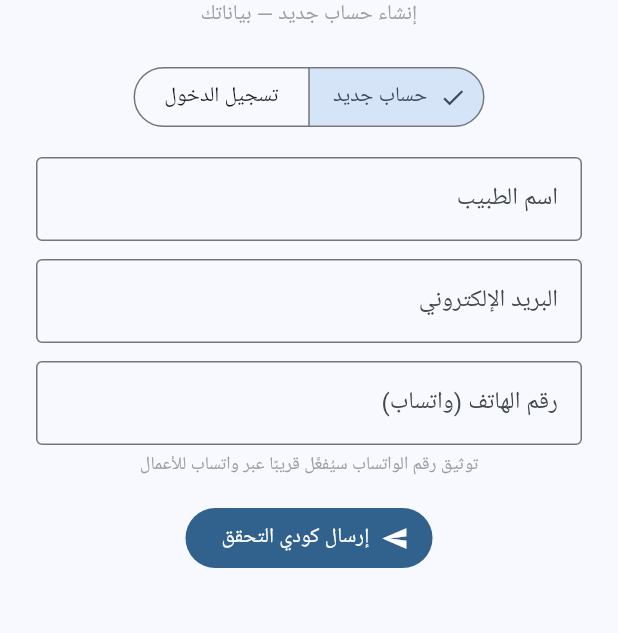
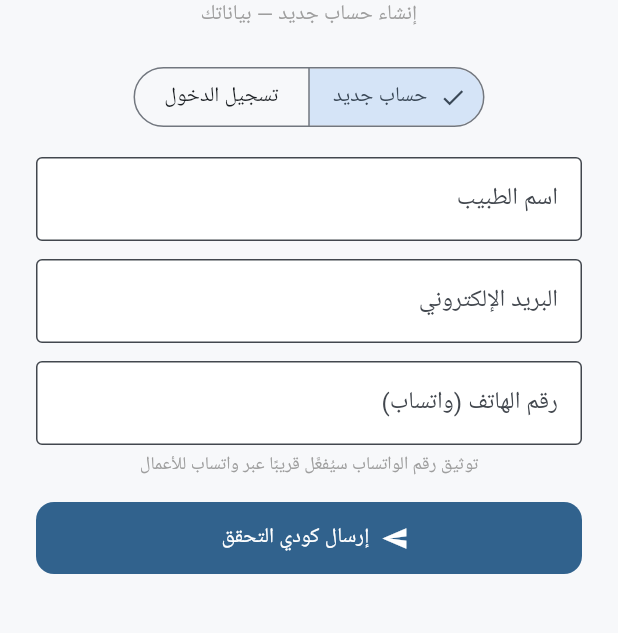
Before and after one commit to dr-mohamed-elatar/iyadati, a Flutter app: the screen it shows after launch, on a phone screen of 412 x 824 dp, the part 407-1040 px from its top. Run offline on Flutter 3.47's test engine with Material 3 defaults, Android fonts, the phone set to English and light mode, and no system bars; our stand-ins replace device_info_plus, google_mobile_ads, sqflite, sqflite_common_ffi, sqflite_common_ffi_web, supabase_flutter; accounts and stored records are empty.

Commit message:
redesign: Material3 themed UI + dashboard home (stats, quick actions, tips); tabs reordered

```diff
--- a/lib/main.dart
+++ b/lib/main.dart
@@ -71,9 +71,35 @@ class IyadatiApp extends StatelessWidget {
     return ChangeNotifierProvider(
       create: (_) => AppState(profile, activated: !needsActivation),
       child: Consumer<AppState>(builder: (ctx, app, __) {
+        final scheme = ColorScheme.fromSeed(seedColor: app.themeColor);
         return MaterialApp(
           title: 'عيادتي',
           debugShowCheckedModeBanner: false,
+          theme: ThemeData(
+            useMaterial3: true,
+            colorScheme: scheme,
+            scaffoldBackgroundColor: const Color(0xFFF7F8FA),
+            appBarTheme: AppBarTheme(
+              centerTitle: true,
+              backgroundColor: scheme.primary,
+              foregroundColor: Colors.white,
+            ),
+            cardTheme: CardThemeData(
+              elevation: 0,
+              shape: RoundedRectangleBorder(borderRadius: BorderRadius.circular(16)),
+            ),
+            inputDecorationTheme: InputDecorationTheme(
+              border: OutlineInputBorder(borderRadius: BorderRadius.circular(12)),
+              filled: true,
+              fillColor: Colors.white,
+            ),
+            filledButtonTheme: FilledButtonThemeData(
+              style: FilledButton.styleFrom(
+                minimumSize: const Size.fromHeight(48),
+                shape: RoundedRectangleBorder(borderRadius: BorderRadius.circular(12)),
+              ),
+            ),
+          ),
           locale: const Locale('ar'),
           supportedLocales: const [Locale('ar')],
           localizationsDelegates: const [
@@ -81,10 +107,6 @@ class IyadatiApp extends StatelessWidget {
             GlobalWidgetsLocalizations.delegate,
             GlobalCupertinoLocalizations.delegate,
           ],
-          theme: ThemeData(
-            useMaterial3: true,
-            colorScheme: ColorScheme.fromSeed(seedColor: app.themeColor),
-          ),
           home: Directionality(
             textDirection: TextDirection.rtl,
             // بوابة التفعيل أولًا، ثم التخصص/التسجيل
```
Also changed, not shown: lib/ui/screens/dashboard_screen.dart (added, +128 -0 lines), lib/ui/screens/home_shell.dart (+5 -4 lines), 1 other file.
